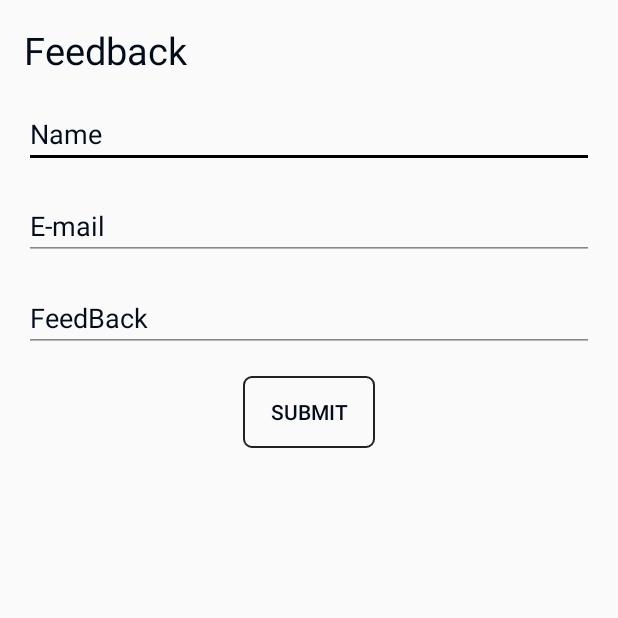
After one commit to kunal52/XBeatPlayer, an Android app: the FeedBackActivity screen opened directly, with no data from a screen before it, on a phone screen of 412 x 824 dp, the top half of it. The commit adds this screen. Run offline under Robolectric (Android 15) with nearby library versions, the phone set to English and light mode, and no system bars; our stand-ins replace ButterKnife, Firebase (no records; nobody signed in at launch, a user with empty details on screens opened directly); network calls fail.

Commit message:
Feedback Page Added

```diff
--- a/app/build.gradle
+++ b/app/build.gradle
@@ -35,6 +35,7 @@ dependencies {
     implementation 'com.android.support:preference-v14:26.0.2'
     implementation 'com.github.bumptech.glide:glide:4.3.1'
     implementation 'com.google.firebase:firebase-core:11.0.4'
+    implementation 'com.google.firebase:firebase-database:11.0.4'
     annotationProcessor 'com.github.bumptech.glide:compiler:4.3.1'
     compile 'com.yarolegovich:sliding-root-nav:1.1.0'
     compile 'com.sothree.slidinguppanel:library:3.4.0'
@@ -53,4 +54,6 @@ dependencies {
 
 
 
+
+
 apply plugin: 'com.google.gms.google-services'
--- a/app/src/main/java/com/techweblearn/musicbeat/Adapters/DrawerLayout.java
+++ b/app/src/main/java/com/techweblearn/musicbeat/Adapters/DrawerLayout.java
@@ -35,7 +35,7 @@ public class DrawerLayout extends RecyclerView.Adapter<DrawerLayout.ViewHolder>
         item_name[0]="Home";
         item_name[1]="Library";
         item_name[2]="Setting";
-        item_name[3]="About";
+        item_name[3] = "Feedback";
 
         int color=Util.getThemeAccentColor(context);
 
@@ -66,7 +66,7 @@ public class DrawerLayout extends RecyclerView.Adapter<DrawerLayout.ViewHolder>
 
     @Override
     public int getItemCount() {
-        return 3;
+        return 4;
     }
 
     public void setOnItemClicked(OnCallBack callBack)
--- /dev/null
+++ b/app/src/main/java/com/techweblearn/musicbeat/FeedBackActivity.java
@@ -0,0 +1,112 @@
+package com.techweblearn.musicbeat;
+
+import android.app.ProgressDialog;
+import android.os.Bundle;
+import android.support.annotation.NonNull;
+import android.support.v7.app.AppCompatActivity;
+import android.view.View;
+import android.widget.Button;
+import android.widget.EditText;
+import android.widget.Toast;
+
+import com.google.android.gms.tasks.OnFailureListener;
+import com.google.android.gms.tasks.OnSuccessListener;
+import com.google.firebase.database.DatabaseReference;
+import com.google.firebase.database.FirebaseDatabase;
+import com.techweblearn.musicbeat.Models.FeedbackModel;
+import com.techweblearn.musicbeat.Utils.Util;
+
+import butterknife.BindView;
+import butterknife.ButterKnife;
+import butterknife.Unbinder;
+
+public class FeedBackActivity extends AppCompatActivity implements View.OnClickListener {
+
+    @BindView(R.id.name)
+    EditText name;
+    @BindView(R.id.email)
+    EditText email;
+    @BindView(R.id.feedback)
+    EditText feedback;
+    @BindView(R.id.submit)
+    Button submit;
+
+    ProgressDialog progressDialog;
+    private Unbinder unbinder;
+    private DatabaseReference mDatabase;
+
+    @Override
+    protected void onCreate(Bundle savedInstanceState) {
+        super.onCreate(savedInstanceState);
+        setTheme(Util.getTheme(this));
+        setContentView(R.layout.activity_feed_back);
+        unbinder = ButterKnife.bind(this, this);
+        submit.setOnClickListener(this);
+        mDatabase = FirebaseDatabase.getInstance().getReference();
+        progressDialog = new ProgressDialog(this);
+    }
+
+
+    @Override
+    protected void onDestroy() {
+        super.onDestroy();
+        unbinder.unbind();
+    }
+
+
+    @Override
+    public void onClick(View view) {
+
+
+        if (isValidate()) {
+            progressDialog.show();
+            mDatabase.child(Util.getReadableDurationString(System.currentTimeMillis()))
+                    .setValue(new FeedbackModel(name.getText().toString(), email.getText().toString(), feedback.getText().toString()))
+                    .addOnSuccessListener(new OnSuccessListener<Void>() {
+                        @Override
+                        public void onSuccess(Void aVoid) {
+                            progressDialog.dismiss();
+                            Toast.makeText(getApplicationContext(), "Thanks For Feedback", Toast.LENGTH_SHORT).show();
+                        }
+                    })
+                    .addOnFailureListener(new OnFailureListener() {
+                        @Override
+                        public void onFailure(@NonNull Exception e) {
+                            progressDialog.dismiss();
+                            Toast.makeText(getApplicationContext(), "Error in Submitting Feedback", Toast.LENGTH_SHORT).show();
+                        }
+                    });
+
+        } else {
+            Toast.makeText(this, "Check Your Field ", Toast.LENGTH_SHORT).show();
+
+        }
+
+
+    }
+
+    public boolean isValidate() {
+        if (isEmptyText(name.getText().toString()))
+            return false;
+        if (isEmptyText(email.getText().toString()))
+            return false;
+        if (isEmptyText(feedback.getText().toString()))
+            return false;
+        if (email.getText().toString().contains("@"))
+            return true;
+        else {
+            Toast.makeText(this, "Enter a valid Email", Toast.LENGTH_SHORT).show();
+            return false;
+        }
+
+    }
+
+    public boolean isEmptyText(String s) {
+        if (s == null)
+            return true;
+        if (s.length() == 0)
+            return true;
+        return false;
+    }
+
+}
--- a/app/src/main/java/com/techweblearn/musicbeat/HomeActivity.java
+++ b/app/src/main/java/com/techweblearn/musicbeat/HomeActivity.java
@@ -16,7 +16,6 @@ import android.view.View;
 import android.widget.FrameLayout;
 import android.widget.ImageView;
 import android.widget.TextView;
-import android.widget.Toast;
 
 import com.google.firebase.analytics.FirebaseAnalytics;
 import com.sothree.slidinguppanel.SlidingUpPanelLayout;
@@ -221,12 +220,15 @@ public class HomeActivity extends AppCompatActivity implements View.OnClickListe
                 PreferencesUtil.saveLastOpenedScreen(this,1);
                 break;
             case 2:
+                overridePendingTransition(R.anim.slide_right_in, R.anim.slide_up_out);
                 startActivityForResult(new Intent(this, SettingActivity.class), 20);
                 break;
             case 3:
+                // overridePendingTransition(R.anim.slide_right_in,R.anim.slide_right_out);
+                startActivity(new Intent(this, FeedBackActivity.class));
                 break;
             case 4:
-                Toast.makeText(getApplicationContext(), "Work in Progress..", Toast.LENGTH_SHORT).show();
+
                 break;
         }
 
--- /dev/null
+++ b/app/src/main/res/layout/activity_feed_back.xml
@@ -0,0 +1,57 @@
+<?xml version="1.0" encoding="utf-8"?>
+<LinearLayout xmlns:android="http://schemas.android.com/apk/res/android"
+    xmlns:tools="http://schemas.android.com/tools"
+    android:layout_width="match_parent"
+    android:layout_height="match_parent"
+    tools:context="com.techweblearn.musicbeat.FeedBackActivity"
+    android:orientation="vertical"
+    android:padding="16dp">
+
+    <TextView
+
+        android:textSize="25sp"
+        android:textColor="?android:textColorPrimary"
+        android:text="Feedback"
+        android:layout_width="match_parent"
+        android:layout_height="wrap_content" />
+
+    <EditText
+        android:id="@+id/name"
+        android:layout_marginTop="16dp"
+        android:textColorHint="?android:textColorPrimary"
+        android:textColor="?android:textColorPrimary"
+        android:hint="Name"
+        android:maxLines="1"
+        android:layout_width="match_parent"
+        android:layout_height="wrap_content" />
+
+    <EditText
+        android:id="@+id/email"
+        android:layout_marginTop="16dp"
+        android:textColorHint="?android:textColorPrimary"
+        android:textColor="?android:textColorPrimary"
+        android:maxLines="1"
+        android:hint="E-mail"
+        android:layout_width="match_parent"
+        android:layout_height="wrap_content" />
+
+    <EditText
+        android:id="@+id/feedback"
+        android:layout_marginTop="16dp"
+        android:textColorHint="?android:textColorPrimary"
+        android:textColor="?android:textColorPrimary"
+        android:hint="FeedBack"
+        android:layout_width="match_parent"
+        android:layout_height="wrap_content" />
+
+    <Button
+        android:layout_marginTop="16dp"
+        android:layout_gravity="center_horizontal"
+        android:background="@drawable/search_edittext_drawable"
+        android:id="@+id/submit"
+        android:text="Submit"
+        android:layout_width="wrap_content"
+        android:layout_height="wrap_content" />
+
+
+</LinearLayout>
```
Also changed, not shown: app/src/main/AndroidManifest.xml (+10 -8 lines), app/src/main/java/com/techweblearn/musicbeat/Models/FeedbackModel.java (added, +23 -0 lines), 1 other file.
